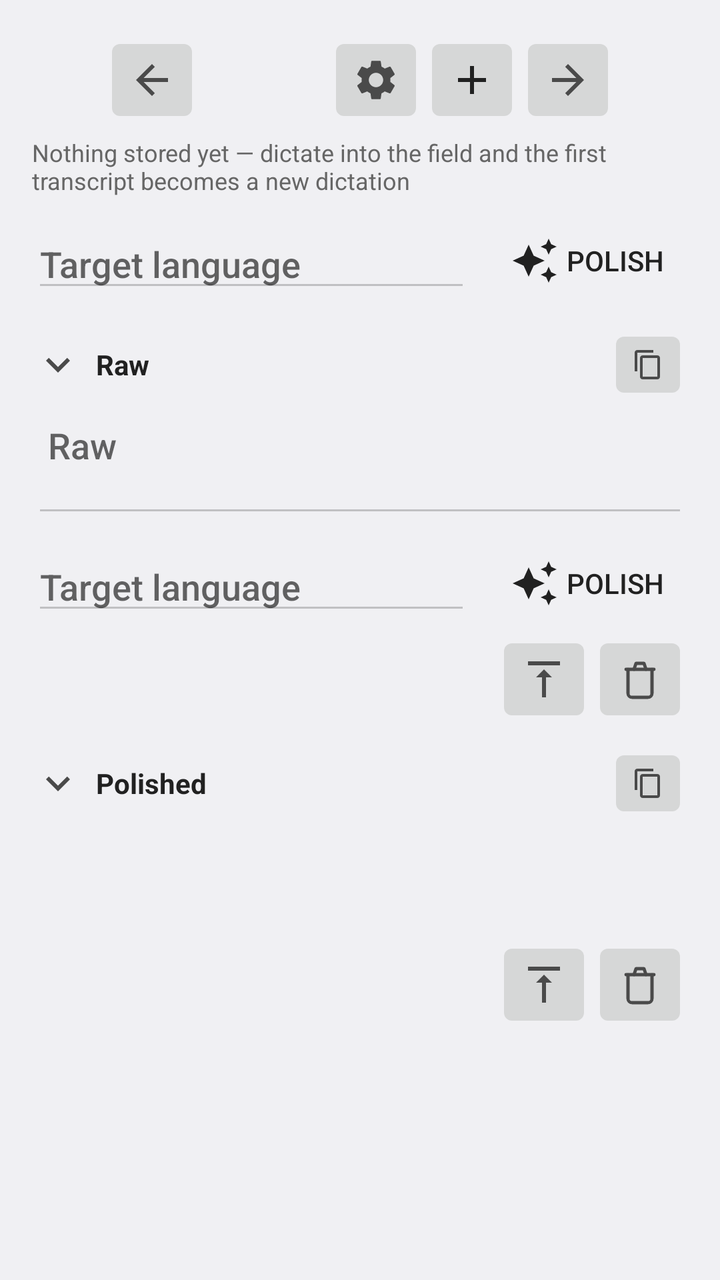
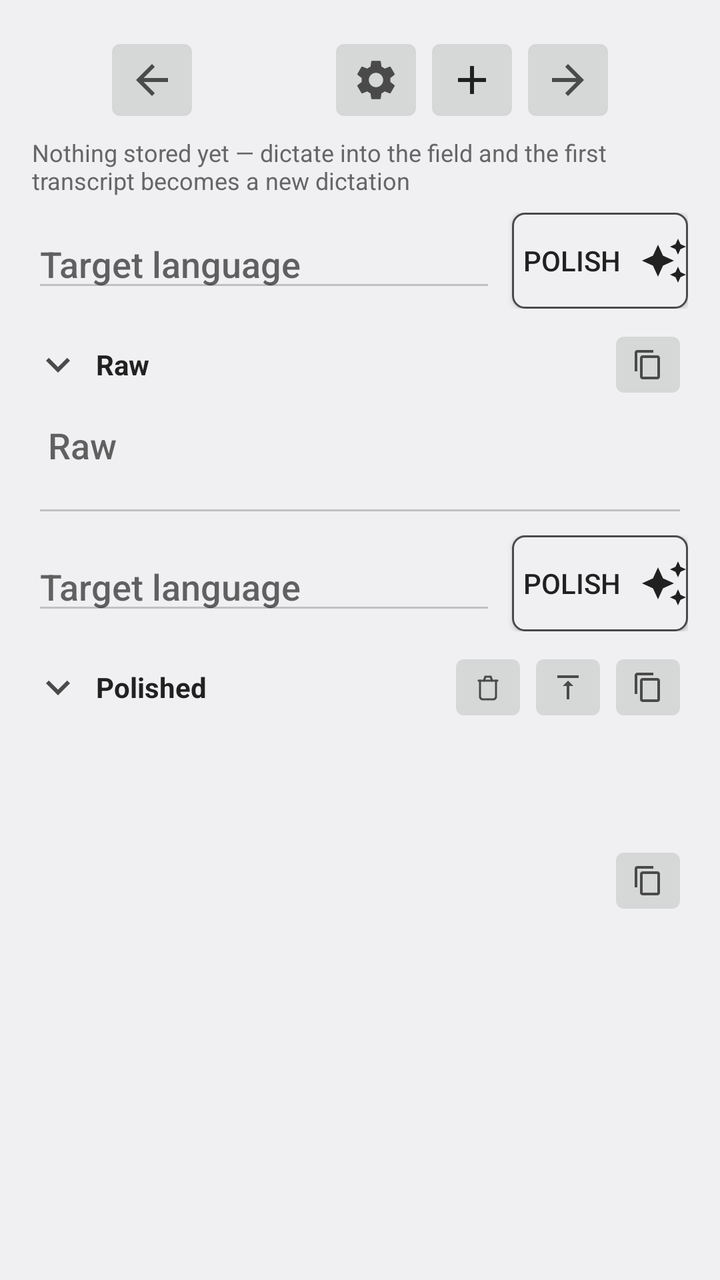

An Android layout rendered at two revisions. The XML below is the earlier revision; the diff shows what the commit changed to produce the second picture.
<!-- AndroidManifest.xml: activity theme Theme.PolishedRecognition.Plain -->
<!-- res/layout/activity_workbench.xml -->
<?xml version="1.0" encoding="utf-8"?>
<ScrollView xmlns:android="http://schemas.android.com/apk/res/android"
    android:id="@+id/workbench_root"
    android:layout_width="match_parent"
    android:layout_height="match_parent"
    android:fillViewport="true">

    <LinearLayout
        android:layout_width="match_parent"
        android:layout_height="wrap_content"
        android:orientation="vertical"
        android:padding="16dp">

        
        <LinearLayout
            android:layout_width="match_parent"
            android:layout_height="wrap_content"
            android:gravity="center"
            android:orientation="horizontal">

            <ImageButton
                android:id="@+id/workbench_prev"
                android:layout_width="48dp"
                android:layout_height="48dp"
                android:contentDescription="@string/workbench_older"
                android:scaleType="centerInside"
                android:src="@drawable/ic_arrow_left"
                android:tint="?android:attr/textColorSecondary" />

            <TextView
                android:id="@+id/workbench_position"
                android:layout_width="wrap_content"
                android:layout_height="wrap_content"
                android:gravity="center"
                android:minWidth="64dp"
                android:textColor="?android:attr/textColorPrimary"
                android:textSize="16sp" />

            <ImageButton
                android:id="@+id/workbench_settings"
                android:layout_width="48dp"
                android:layout_height="48dp"
                android:contentDescription="@string/workbench_settings"
                android:scaleType="centerInside"
                android:src="@drawable/ic_settings"
                android:tint="?android:attr/textColorSecondary" />

            <ImageButton
                android:id="@+id/workbench_new"
                android:layout_width="48dp"
                android:layout_height="48dp"
                android:contentDescription="@string/workbench_new"
                android:scaleType="centerInside"
                android:src="@drawable/ic_add"
                android:tint="?android:attr/textColorPrimary" />

            <ImageButton
                android:id="@+id/workbench_next"
                android:layout_width="48dp"
                android:layout_height="48dp"
                android:contentDescription="@string/workbench_newer"
                android:scaleType="centerInside"
                android:src="@drawable/ic_arrow_right"
                android:tint="?android:attr/textColorSecondary" />
        </LinearLayout>

        
        <TextView
            android:id="@+id/workbench_recovery"
            android:layout_width="match_parent"
            android:layout_height="wrap_content"
            android:layout_marginTop="4dp"
            android:background="@drawable/workbench_recovery_banner"
            android:gravity="center_vertical"
            android:minHeight="?android:attr/listPreferredItemHeightSmall"
            android:paddingStart="?android:attr/listPreferredItemPaddingStart"
            android:paddingEnd="?android:attr/listPreferredItemPaddingEnd"
            android:textColor="?android:attr/colorAccent"
            android:textSize="16sp"
            android:textStyle="bold"
            android:visibility="gone" />

        
        <TextView
            android:id="@+id/workbench_stamp"
            android:layout_width="match_parent"
            android:layout_height="wrap_content"
            android:layout_marginTop="4dp"
            android:gravity="start"
            android:textColor="?android:attr/textColorSecondary"
            android:textSize="14sp"
            android:visibility="gone" />

        
        <LinearLayout
            android:id="@+id/workbench_leftover_actions"
            style="?android:attr/buttonBarStyle"
            android:layout_width="match_parent"
            android:layout_height="wrap_content"
            android:layout_marginTop="8dp"
            android:orientation="horizontal"
            android:visibility="gone">

            <Button
                android:id="@+id/workbench_retry_stt"
                style="?android:attr/buttonBarButtonStyle"
                android:layout_width="0dp"
                android:layout_height="wrap_content"
                android:layout_weight="1"
                android:text="@string/workbench_retry_stt" />

            <Button
                android:id="@+id/workbench_restore_text"
                style="?android:attr/buttonBarButtonStyle"
                android:layout_width="0dp"
                android:layout_height="wrap_content"
                android:layout_weight="1"
                android:text="@string/workbench_restore_text"
                android:visibility="gone" />

            <Button
                android:id="@+id/workbench_share_audio"
                style="?android:attr/buttonBarButtonStyle"
                android:layout_width="0dp"
                android:layout_height="wrap_content"
                android:layout_weight="1"
                android:layout_marginStart="8dp"
                android:text="@string/workbench_share_audio" />

            <Button
                android:id="@+id/workbench_dismiss_leftover"
                style="?android:attr/buttonBarButtonStyle"
                android:layout_width="0dp"
                android:layout_height="wrap_content"
                android:layout_weight="1"
                android:layout_marginStart="8dp"
                android:text="@string/workbench_dismiss_leftover" />
        </LinearLayout>

        <TextView
            android:id="@+id/workbench_empty_hint"            android:layout_width="match_parent"
            android:layout_height="wrap_content"
            android:layout_marginTop="4dp"
            android:text="@string/workbench_empty"
            android:textColor="?android:attr/textColorTertiary"
            android:textSize="12sp" />

        
        <LinearLayout
            android:layout_width="match_parent"
            android:layout_height="wrap_content"
            android:layout_marginTop="8dp"
            android:gravity="center_vertical"
            android:orientation="horizontal">

            <AutoCompleteTextView
                android:id="@+id/workbench_language_a"
                android:layout_width="0dp"
                android:layout_height="wrap_content"
                android:layout_weight="1"
                android:clickable="true"
                android:completionThreshold="1"
                android:cursorVisible="false"
                android:focusable="false"
                android:hint="@string/workbench_language"
                android:inputType="text" />

            <Button
                android:id="@+id/workbench_polish_a"
                style="?android:attr/borderlessButtonStyle"
                android:layout_width="wrap_content"
                android:layout_height="wrap_content"
                android:layout_marginStart="8dp"
                android:drawableStart="@drawable/ic_polish"
                android:drawablePadding="4dp"
                android:drawableTint="?android:attr/textColorPrimary"
                android:text="@string/workbench_polish"
                android:textColor="?android:attr/textColorPrimary" />
        </LinearLayout>

        
        <LinearLayout
            android:id="@+id/workbench_raw_toggle"
            android:layout_width="match_parent"
            android:layout_height="wrap_content"
            android:layout_marginTop="8dp"
            android:clickable="true"
            android:contentDescription="@string/workbench_raw_toggle_desc"
            android:focusable="true"
            android:gravity="center_vertical"
            android:orientation="horizontal">

            <ImageView
                android:id="@+id/workbench_raw_chevron"
                android:layout_width="32dp"
                android:layout_height="32dp"
                android:importantForAccessibility="no"
                android:paddingStart="0dp"
                android:paddingEnd="6dp"
                android:scaleType="centerInside"
                android:src="@drawable/ic_chevron_down"
                android:tint="?android:attr/textColorSecondary" />

            <TextView
                android:layout_width="0dp"
                android:layout_height="wrap_content"
                android:layout_weight="1"
                android:text="@string/workbench_raw"
                android:textColor="?android:attr/textColorPrimary"
                android:textSize="14sp"
                android:textStyle="bold" />

            <ImageButton
                android:id="@+id/workbench_copy_raw"
                android:layout_width="40dp"
                android:layout_height="40dp"
                android:contentDescription="@string/workbench_copy_raw_desc"
                android:scaleType="centerInside"
                android:src="@drawable/ic_copy"
                android:tint="?android:attr/textColorSecondary" />
        </LinearLayout>

        <TextView
            android:id="@+id/workbench_raw_preview"
            android:layout_width="match_parent"
            android:layout_height="wrap_content"
            android:ellipsize="end"
            android:maxLines="1"
            android:textColor="?android:attr/textColorSecondary"
            android:textSize="14sp"
            android:visibility="gone" />

        <EditText
            android:id="@+id/workbench_raw"
            android:layout_width="match_parent"
            android:layout_height="wrap_content"
            android:gravity="top|start"
            android:hint="@string/workbench_raw"
            android:importantForAutofill="no"
            android:inputType="textMultiLine|textCapSentences"
            android:minLines="2"
            android:padding="8dp" />

        
        <LinearLayout
            android:layout_width="match_parent"
            android:layout_height="wrap_content"
            android:layout_marginTop="4dp"
            android:gravity="center_vertical"
            android:orientation="horizontal">

            <AutoCompleteTextView
                android:id="@+id/workbench_language_b"
                android:layout_width="0dp"
                android:layout_height="wrap_content"
                android:layout_weight="1"
                android:clickable="true"
                android:completionThreshold="1"
                android:cursorVisible="false"
                android:focusable="false"
                android:hint="@string/workbench_language"
                android:inputType="text" />

            <Button
                android:id="@+id/workbench_polish_b"
                style="?android:attr/borderlessButtonStyle"
                android:layout_width="wrap_content"
                android:layout_height="wrap_content"
                android:layout_marginStart="8dp"
                android:drawableStart="@drawable/ic_polish"
                android:drawablePadding="4dp"
                android:drawableTint="?android:attr/textColorPrimary"
                android:text="@string/workbench_polish"
                android:textColor="?android:attr/textColorPrimary" />
        </LinearLayout>

        
        <LinearLayout
            android:id="@+id/workbench_actions_b"
            android:layout_width="match_parent"
            android:layout_height="wrap_content"
            android:gravity="center_vertical|end"
            android:orientation="horizontal">

            <ImageButton
                android:id="@+id/workbench_promote_b"
                android:layout_width="48dp"
                android:layout_height="48dp"
                android:contentDescription="@string/workbench_promote"
                android:scaleType="centerInside"
                android:src="@drawable/ic_promote"
                android:tint="?android:attr/textColorSecondary" />

            <ImageButton
                android:id="@+id/workbench_clear_polished_b"
                android:layout_width="48dp"
                android:layout_height="48dp"
                android:contentDescription="@string/workbench_clear_polished"
                android:scaleType="centerInside"
                android:src="@drawable/ic_delete_outline"
                android:tint="?android:attr/textColorSecondary" />
        </LinearLayout>

        
        <LinearLayout
            android:id="@+id/workbench_polished_toggle"
            android:layout_width="match_parent"
            android:layout_height="wrap_content"
            android:layout_marginTop="8dp"
            android:clickable="true"
            android:contentDescription="@string/workbench_polished_toggle_desc"
            android:focusable="true"
            android:gravity="center_vertical"
            android:orientation="horizontal">

            <ImageView
                android:id="@+id/workbench_polished_chevron"
                android:layout_width="32dp"
                android:layout_height="32dp"
                android:importantForAccessibility="no"
                android:paddingStart="0dp"
                android:paddingEnd="6dp"
                android:scaleType="centerInside"
                android:src="@drawable/ic_chevron_down"
                android:tint="?android:attr/textColorSecondary" />

            <TextView
                android:layout_width="0dp"
                android:layout_height="wrap_content"
                android:layout_weight="1"
                android:text="@string/workbench_polished"
                android:textColor="?android:attr/textColorPrimary"
                android:textSize="14sp"
                android:textStyle="bold" />

            <ImageButton
                android:id="@+id/workbench_copy_polished"
                android:layout_width="40dp"
                android:layout_height="40dp"
                android:contentDescription="@string/workbench_copy_polished_desc"
                android:scaleType="centerInside"
                android:src="@drawable/ic_copy"
                android:tint="?android:attr/textColorSecondary" />
        </LinearLayout>

        <TextView
            android:id="@+id/workbench_polished_preview"
            android:layout_width="match_parent"
            android:layout_height="wrap_content"
            android:ellipsize="end"
            android:maxLines="1"
            android:textColor="?android:attr/textColorSecondary"
            android:textSize="14sp"
            android:visibility="gone" />

        <TextView
            android:id="@+id/workbench_polished"
            android:layout_width="match_parent"
            android:layout_height="wrap_content"
            android:focusable="false"
            android:longClickable="false"
            android:minLines="2"
            android:padding="8dp"
            android:textColor="?android:attr/textColorPrimary"
            android:textSize="16sp" />

        
        <LinearLayout
            android:id="@+id/workbench_actions_c"
            android:layout_width="match_parent"
            android:layout_height="wrap_content"
            android:gravity="center_vertical|end"
            android:orientation="horizontal">

            <ImageButton
                android:id="@+id/workbench_promote_c"
                android:layout_width="48dp"
                android:layout_height="48dp"
                android:contentDescription="@string/workbench_promote"
                android:scaleType="centerInside"
                android:src="@drawable/ic_promote"
                android:tint="?android:attr/textColorSecondary" />

            <ImageButton
                android:id="@+id/workbench_clear_polished_c"
                android:layout_width="48dp"
                android:layout_height="48dp"
                android:contentDescription="@string/workbench_clear_polished"
                android:scaleType="centerInside"
                android:src="@drawable/ic_delete_outline"
                android:tint="?android:attr/textColorSecondary" />
        </LinearLayout>
    </LinearLayout>
</ScrollView>
<!-- resources referenced by this layout -->
<resources>
  <!-- drawable ic_add (drawable) -->
  <?xml version="1.0" encoding="utf-8"?>
  <vector xmlns:android="http://schemas.android.com/apk/res/android"
      android:width="24dp"
      android:height="24dp"
      android:viewportWidth="24"
      android:viewportHeight="24">
      <path
          android:fillColor="#FF000000"
          android:pathData="M19,13h-6v6h-2v-6H5v-2h6V5h2v6h6v2z" />
  </vector>
  <!-- drawable ic_arrow_right (drawable) -->
  <?xml version="1.0" encoding="utf-8"?>
  <vector xmlns:android="http://schemas.android.com/apk/res/android"
      android:width="24dp"
      android:height="24dp"
      android:viewportWidth="24"
      android:viewportHeight="24">
      <path
          android:fillColor="#FF000000"
          android:pathData="M12,4l-1.41,1.41L16.17,11H4v2h12.17l-5.58,5.59L12,20l8,-8z" />
  </vector>
  <!-- drawable ic_chevron_down (drawable) -->
  <?xml version="1.0" encoding="utf-8"?>
  <vector xmlns:android="http://schemas.android.com/apk/res/android"
      android:width="24dp"
      android:height="24dp"
      android:viewportWidth="24"
      android:viewportHeight="24">
      <path
          android:fillColor="#FF000000"
          android:pathData="M7.41,8.59L12,13.17l4.59,-4.58L18,10l-6,6 -6,-6z" />
  </vector>
  <!-- drawable ic_promote (drawable) -->
  <?xml version="1.0" encoding="utf-8"?>
  <vector xmlns:android="http://schemas.android.com/apk/res/android"
      android:width="24dp"
      android:height="24dp"
      android:viewportWidth="24"
      android:viewportHeight="24">
      <path
          android:fillColor="#FF000000"
          android:pathData="M8,11h3v10h2V11h3l-4,-4L8,11zM4,3v2h16V3H4z" />
  </vector>
  <string name="workbench_clear_polished">Empty the Polished field</string>
  <string name="workbench_copy_polished_desc">Copy the polished text to the clipboard</string>
  <string name="workbench_copy_raw_desc">Copy the raw text to the clipboard</string>
  <string name="workbench_dismiss_leftover">Dismiss</string>
  <string name="workbench_empty">Nothing stored yet — dictate into the field and the first transcript becomes a new dictation</string>
  <string name="workbench_language">Target language</string>
  <string name="workbench_new">New dictation</string>
  <string name="workbench_newer">Newer dictation</string>
  <string name="workbench_older">Older dictation</string>
  <string name="workbench_polish">Polish</string>
  <string name="workbench_polished">Polished</string>
  <string name="workbench_polished_toggle_desc">Collapse or expand the polished text</string>
  <string name="workbench_promote">Make Polished the new RAW</string>
  <string name="workbench_raw">Raw</string>
  <string name="workbench_raw_toggle_desc">Collapse or expand the raw text</string>
  <string name="workbench_restore_text">Restore text</string>
  <string name="workbench_retry_stt">Retry STT</string>
  <string name="workbench_settings">Settings</string>
  <string name="workbench_share_audio">Share audio</string>
  <color name="recording_icon_tint">#000000</color>
  <color name="control_quiet">#33000000</color>
  <!-- unchanged entries left out for length: 7 -->
</resources>

<!-- the commit's change to res/layout/activity_workbench.xml (unified diff, before → after) -->
@@ -167,11 +167,11 @@
 
             <Button
                 android:id="@+id/workbench_polish_a"
-                style="?android:attr/borderlessButtonStyle"
+                style="@style/AppButton"
                 android:layout_width="wrap_content"
                 android:layout_height="wrap_content"
                 android:layout_marginStart="8dp"
-                android:drawableStart="@drawable/ic_polish"
+                android:drawableEnd="@drawable/ic_polish"
                 android:drawablePadding="4dp"
                 android:drawableTint="?android:attr/textColorPrimary"
                 android:text="@string/workbench_polish"
@@ -263,42 +263,15 @@
 
             <Button
                 android:id="@+id/workbench_polish_b"
-                style="?android:attr/borderlessButtonStyle"
+                style="@style/AppButton"
                 android:layout_width="wrap_content"
                 android:layout_height="wrap_content"
                 android:layout_marginStart="8dp"
-                android:drawableStart="@drawable/ic_polish"
+                android:drawableEnd="@drawable/ic_polish"
                 android:drawablePadding="4dp"
                 android:drawableTint="?android:attr/textColorPrimary"
                 android:text="@string/workbench_polish"
                 android:textColor="?android:attr/textColorPrimary" />
-        </LinearLayout>
-
-        
-        <LinearLayout
-            android:id="@+id/workbench_actions_b"
-            android:layout_width="match_parent"
-            android:layout_height="wrap_content"
-            android:gravity="center_vertical|end"
-            android:orientation="horizontal">
-
-            <ImageButton
-                android:id="@+id/workbench_promote_b"
-                android:layout_width="48dp"
-                android:layout_height="48dp"
-                android:contentDescription="@string/workbench_promote"
-                android:scaleType="centerInside"
-                android:src="@drawable/ic_promote"
-                android:tint="?android:attr/textColorSecondary" />
-
-            <ImageButton
-                android:id="@+id/workbench_clear_polished_b"
-                android:layout_width="48dp"
-                android:layout_height="48dp"
-                android:contentDescription="@string/workbench_clear_polished"
-                android:scaleType="centerInside"
-                android:src="@drawable/ic_delete_outline"
-                android:tint="?android:attr/textColorSecondary" />
         </LinearLayout>
 
         
@@ -334,6 +307,24 @@
                 android:textStyle="bold" />
 
             <ImageButton
+                android:id="@+id/workbench_clear_polished_b"
+                android:layout_width="40dp"
+                android:layout_height="40dp"
+                android:contentDescription="@string/workbench_clear_polished"
+                android:scaleType="centerInside"
+                android:src="@drawable/ic_delete_outline"
+                android:tint="?android:attr/textColorSecondary" />
+
+            <ImageButton
+                android:id="@+id/workbench_promote_b"
+                android:layout_width="40dp"
+                android:layout_height="40dp"
+                android:contentDescription="@string/workbench_promote"
+                android:scaleType="centerInside"
+                android:src="@drawable/ic_promote"
+                android:tint="?android:attr/textColorSecondary" />
+
+            <ImageButton
                 android:id="@+id/workbench_copy_polished"
                 android:layout_width="40dp"
                 android:layout_height="40dp"
@@ -373,21 +364,12 @@
             android:orientation="horizontal">
 
             <ImageButton
-                android:id="@+id/workbench_promote_c"
-                android:layout_width="48dp"
-                android:layout_height="48dp"
-                android:contentDescription="@string/workbench_promote"
-                android:scaleType="centerInside"
-                android:src="@drawable/ic_promote"
-                android:tint="?android:attr/textColorSecondary" />
-
-            <ImageButton
-                android:id="@+id/workbench_clear_polished_c"
-                android:layout_width="48dp"
-                android:layout_height="48dp"
-                android:contentDescription="@string/workbench_clear_polished"
-                android:scaleType="centerInside"
-                android:src="@drawable/ic_delete_outline"
+                android:id="@+id/workbench_copy_polished_bottom"
+                android:layout_width="40dp"
+                android:layout_height="40dp"
+                android:contentDescription="@string/workbench_copy_polished_desc"
+                android:scaleType="centerInside"
+                android:src="@drawable/ic_copy"
                 android:tint="?android:attr/textColorSecondary" />
         </LinearLayout>
     </LinearLayout>
<!-- resource entries referenced after the edit -->
@@ -63,7 +63,24 @@
   <string name="workbench_retry_stt">Retry STT</string>
   <string name="workbench_settings">Settings</string>
   <string name="workbench_share_audio">Share audio</string>
-  <color name="recording_icon_tint">#000000</color>
+  <style name="AppButton">
+          <item name="android:background">@drawable/app_button_bg</item>
+      </style>
+  <color name="recording_icon_tint">#FFFFFF</color>
+  <!-- drawable app_button_bg (drawable) -->
+  <?xml version="1.0" encoding="utf-8"?>
+  <ripple xmlns:android="http://schemas.android.com/apk/res/android"
+      android:color="?android:attr/colorControlHighlight">
+      <item>
+          <shape android:shape="rectangle">
+              <solid android:color="?android:attr/colorBackground" />
+              <stroke
+                  android:width="1dp"
+                  android:color="?android:attr/textColorSecondary" />
+              <corners android:radius="6dp" />
+          </shape>
+      </item>
+  </ripple>
   <color name="control_quiet">#33000000</color>
   <!-- unchanged entries left out for length: 7 -->
 </resources>
